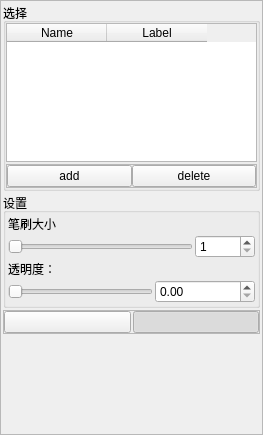
Old version of the form ui/SegmentDock.ui in the repository cjf128/PCViewer.
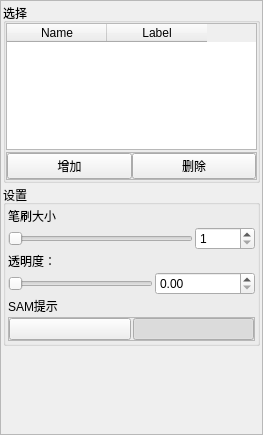
New version of the form.

Patch:
```diff
--- a/ui/SegmentDock.ui
+++ b/ui/SegmentDock.ui
@@ -121,14 +121,14 @@
              <item>
               <widget class="QPushButton" name="pushButton">
                <property name="text">
-                <string>add</string>
+                <string>增加</string>
                </property>
               </widget>
              </item>
              <item>
               <widget class="QPushButton" name="pushButton_2">
                <property name="text">
-                <string>delete</string>
+                <string>删除</string>
                </property>
               </widget>
              </item>
@@ -257,7 +257,11 @@
             </item>
            </layout>
           </item>
-         </layout>
+          <item>
+           <widget class="QLabel" name="label_2">
+            <property name="text">
+             <string>SAM提示</string>
+            </property>
         </widget>
        </item>
        <item>
@@ -311,6 +315,9 @@
             <property name="flat">
              <bool>false</bool>
             </property>
+              </widget>
+             </item>
+            </layout>
            </widget>
           </item>
          </layout>
```
Lines whose indentation alone changed are shown as unchanged.
